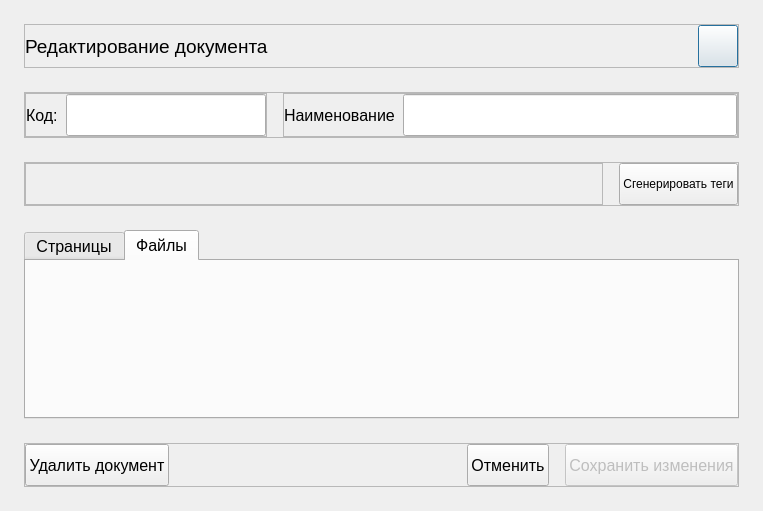
First picture: the form in ui/ui/edit_document.ui, repository pntech-dev/Documents-Exp-Desktop, before the edit.
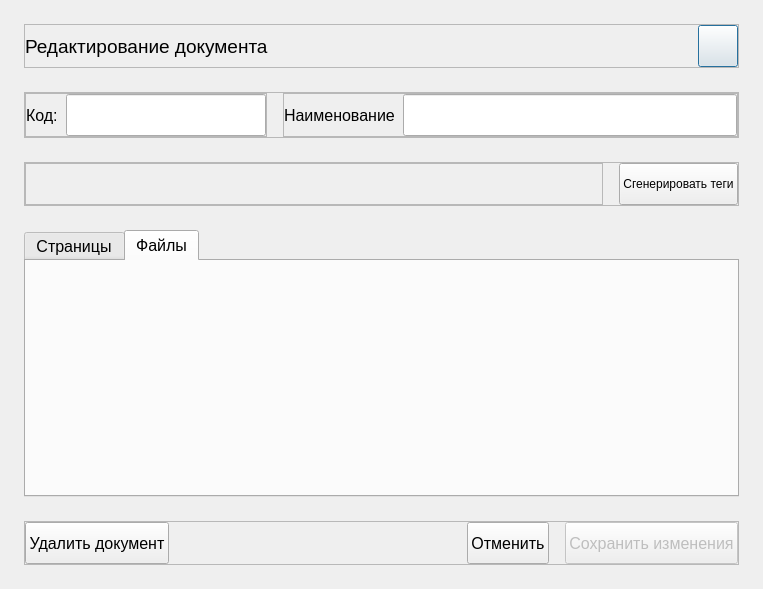
Second picture: the form after the edit. The open tabs and pages were chosen to show the change. Custom widgets are drawn as their Qt base class.

Commit message: feat(ui): implement drag & drop area in document editor

```diff
--- a/ui/ui/edit_document.ui
+++ b/ui/ui/edit_document.ui
@@ -7,7 +7,7 @@
     <x>0</x>
     <y>0</y>
     <width>740</width>
-    <height>488</height>
+    <height>589</height>
    </rect>
   </property>
   <property name="maximumSize">
@@ -624,6 +624,23 @@
       <attribute name="title">
        <string>Файлы</string>
       </attribute>
+      <layout class="QVBoxLayout" name="verticalLayout_4">
+       <property name="spacing">
+        <number>16</number>
+       </property>
+       <property name="leftMargin">
+        <number>16</number>
+       </property>
+       <property name="topMargin">
+        <number>16</number>
+       </property>
+       <property name="rightMargin">
+        <number>16</number>
+       </property>
+       <property name="bottomMargin">
+        <number>16</number>
+       </property>
+      </layout>
      </widget>
     </widget>
    </item>
```
The commit also changes 8 other files.
